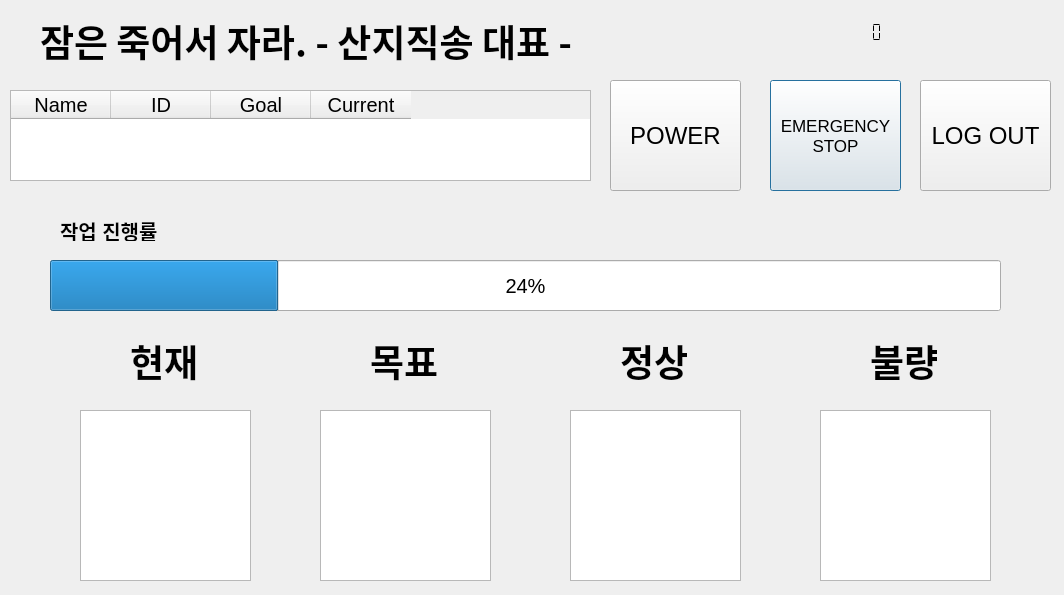
First picture: the form in src/gui/home.ui, repository HeegonChae/Addindeu_IOT_Project, before the edit.
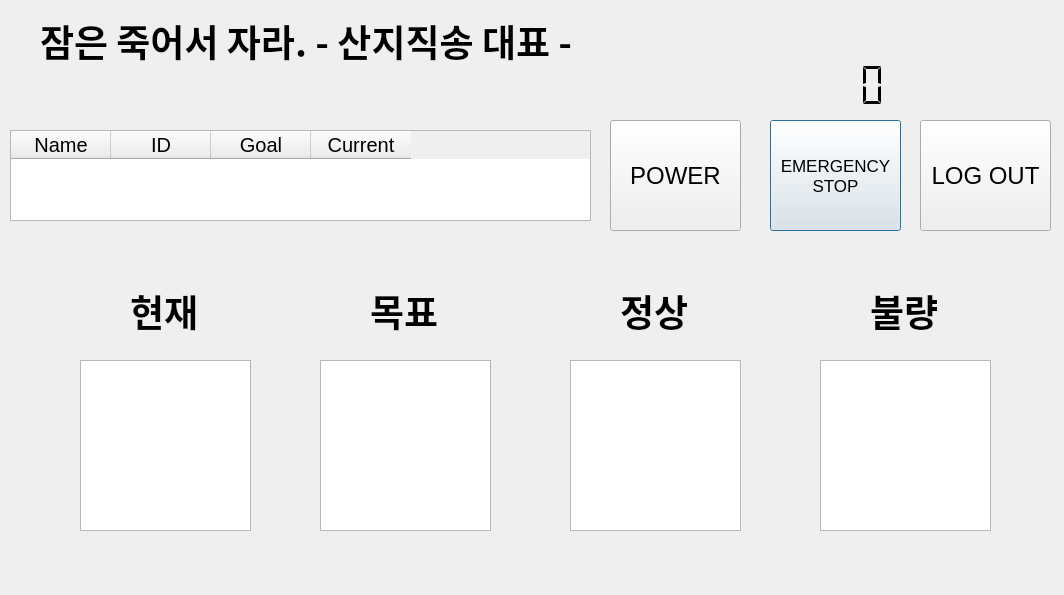
Second picture: the form after the edit.

Commit message: "feat(home):realtime data"

What changed in the file:
```diff
--- a/src/gui/home.ui
+++ b/src/gui/home.ui
@@ -21,36 +21,36 @@
   <widget class="QLabel" name="labelDate">
    <property name="geometry">
     <rect>
-     <x>670</x>
-     <y>20</y>
-     <width>121</width>
-     <height>20</height>
-    </rect>
-   </property>
-   <property name="font">
-    <font>
-     <pointsize>16</pointsize>
-    </font>
-   </property>
-   <property name="text">
-    <string/>
-   </property>
-   <property name="alignment">
-    <set>Qt::AlignRight|Qt::AlignTrailing|Qt::AlignVCenter</set>
-   </property>
-  </widget>
-  <widget class="QLabel" name="labelWeather">
-   <property name="geometry">
-    <rect>
-     <x>920</x>
-     <y>22</y>
-     <width>121</width>
+     <x>680</x>
+     <y>10</y>
+     <width>191</width>
      <height>41</height>
     </rect>
    </property>
    <property name="font">
     <font>
-     <pointsize>12</pointsize>
+     <pointsize>20</pointsize>
+    </font>
+   </property>
+   <property name="text">
+    <string/>
+   </property>
+   <property name="alignment">
+    <set>Qt::AlignRight|Qt::AlignTrailing|Qt::AlignVCenter</set>
+   </property>
+  </widget>
+  <widget class="QLabel" name="labelWeather">
+   <property name="geometry">
+    <rect>
+     <x>890</x>
+     <y>22</y>
+     <width>161</width>
+     <height>71</height>
+    </rect>
+   </property>
+   <property name="font">
+    <font>
+     <pointsize>20</pointsize>
     </font>
    </property>
    <property name="text">
@@ -64,7 +64,7 @@
    <property name="geometry">
     <rect>
      <x>770</x>
-     <y>80</y>
+     <y>120</y>
      <width>131</width>
      <height>111</height>
     </rect>
@@ -83,7 +83,7 @@
    <property name="geometry">
     <rect>
      <x>610</x>
-     <y>80</y>
+     <y>120</y>
      <width>131</width>
      <height>111</height>
     </rect>
@@ -101,11 +101,21 @@
    <property name="geometry">
     <rect>
      <x>80</x>
-     <y>410</y>
+     <y>360</y>
      <width>171</width>
      <height>171</height>
     </rect>
    </property>
+   <property name="font">
+    <font>
+     <pointsize>80</pointsize>
+     <weight>50</weight>
+     <bold>false</bold>
+    </font>
+   </property>
+   <property name="focusPolicy">
+    <enum>Qt::StrongFocus</enum>
+   </property>
    <property name="readOnly">
     <bool>true</bool>
    </property>
@@ -114,11 +124,24 @@
    <property name="geometry">
     <rect>
      <x>320</x>
-     <y>410</y>
+     <y>360</y>
      <width>171</width>
      <height>171</height>
     </rect>
    </property>
+   <property name="font">
+    <font>
+     <pointsize>80</pointsize>
+     <weight>50</weight>
+     <bold>false</bold>
+    </font>
+   </property>
+   <property name="contextMenuPolicy">
+    <enum>Qt::DefaultContextMenu</enum>
+   </property>
+   <property name="layoutDirection">
+    <enum>Qt::LeftToRight</enum>
+   </property>
    <property name="readOnly">
     <bool>true</bool>
    </property>
@@ -127,11 +150,18 @@
    <property name="geometry">
     <rect>
      <x>570</x>
-     <y>410</y>
+     <y>360</y>
      <width>171</width>
      <height>171</height>
     </rect>
    </property>
+   <property name="font">
+    <font>
+     <pointsize>80</pointsize>
+     <weight>50</weight>
+     <bold>false</bold>
+    </font>
+   </property>
    <property name="readOnly">
     <bool>true</bool>
    </property>
@@ -140,11 +170,18 @@
    <property name="geometry">
     <rect>
      <x>820</x>
-     <y>410</y>
+     <y>360</y>
      <width>171</width>
      <height>171</height>
     </rect>
    </property>
+   <property name="font">
+    <font>
+     <pointsize>80</pointsize>
+     <weight>50</weight>
+     <bold>false</bold>
+    </font>
+   </property>
    <property name="readOnly">
     <bool>true</bool>
    </property>
@@ -153,7 +190,7 @@
    <property name="geometry">
     <rect>
      <x>130</x>
-     <y>330</y>
+     <y>280</y>
      <width>67</width>
      <height>61</height>
     </rect>
@@ -174,7 +211,7 @@
    <property name="geometry">
     <rect>
      <x>370</x>
-     <y>330</y>
+     <y>280</y>
      <width>67</width>
      <height>61</height>
     </rect>
@@ -195,7 +232,7 @@
    <property name="geometry">
     <rect>
      <x>620</x>
-     <y>330</y>
+     <y>280</y>
      <width>67</width>
      <height>61</height>
     </rect>
@@ -216,7 +253,7 @@
    <property name="geometry">
     <rect>
      <x>870</x>
-     <y>330</y>
+     <y>280</y>
      <width>67</width>
      <height>61</height>
     </rect>
@@ -258,7 +295,7 @@
    <property name="geometry">
     <rect>
      <x>10</x>
-     <y>90</y>
+     <y>130</y>
      <width>581</width>
      <height>91</height>
     </rect>
@@ -287,15 +324,15 @@
   <widget class="QLCDNumber" name="lcdTimer">
    <property name="geometry">
     <rect>
-     <x>790</x>
-     <y>22</y>
-     <width>111</width>
-     <height>21</height>
+     <x>700</x>
+     <y>60</y>
+     <width>191</width>
+     <height>51</height>
     </rect>
    </property>
    <property name="font">
     <font>
-     <pointsize>16</pointsize>
+     <pointsize>30</pointsize>
      <weight>75</weight>
      <bold>true</bold>
     </font>
@@ -329,7 +366,7 @@
    <property name="geometry">
     <rect>
      <x>920</x>
-     <y>80</y>
+     <y>120</y>
      <width>131</width>
      <height>111</height>
     </rect>
@@ -343,39 +380,6 @@
     <string>LOG OUT</string>
    </property>
   </widget>
-  <widget class="QProgressBar" name="progressBar">
-   <property name="geometry">
-    <rect>
-     <x>50</x>
-     <y>260</y>
-     <width>951</width>
-     <height>51</height>
-    </rect>
-   </property>
-   <property name="value">
-    <number>24</number>
-   </property>
-  </widget>
-  <widget class="QLabel" name="label_6">
-   <property name="geometry">
-    <rect>
-     <x>60</x>
-     <y>220</y>
-     <width>361</width>
-     <height>21</height>
-    </rect>
-   </property>
-   <property name="font">
-    <font>
-     <pointsize>15</pointsize>
-     <weight>75</weight>
-     <bold>true</bold>
-    </font>
-   </property>
-   <property name="text">
-    <string>작업 진행률</string>
-   </property>
-  </widget>
  </widget>
  <resources/>
  <connections/>
```
Left out of the diff: 2 changed lines with no effect on the pictures. The commit also changes 1 other file.
